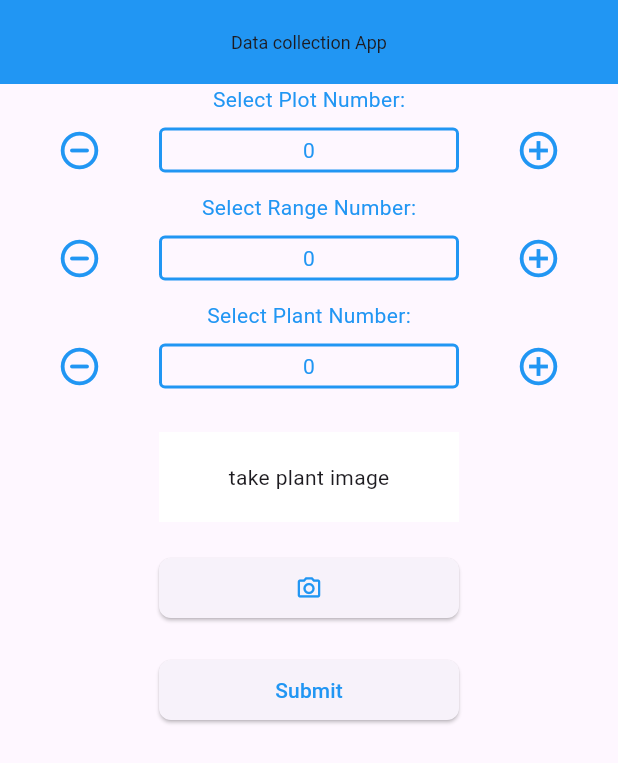
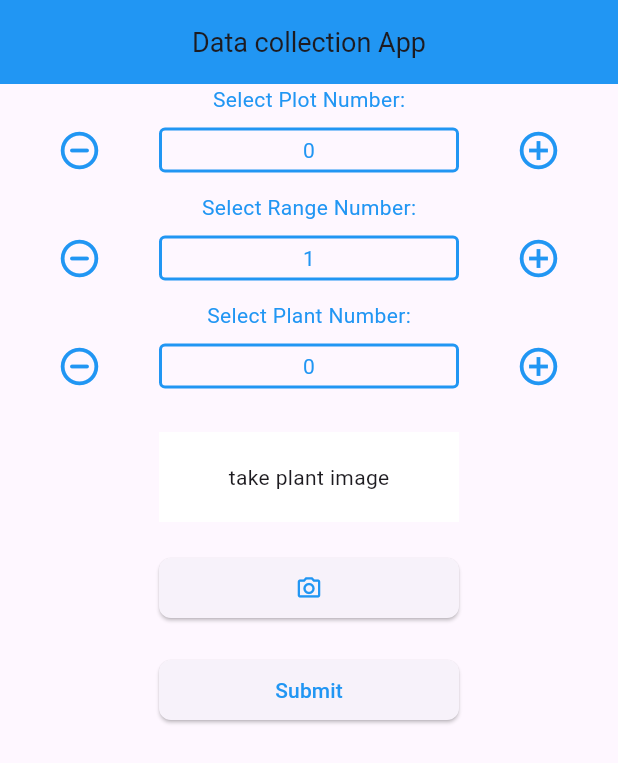
Before and after one commit to MUTEGEKIDAVID/Data-Collect-App, a Flutter app: the screen it shows after launch, after a tap on the "remove circle outline" icon, on a phone screen of 412 x 824 dp. Shown: the top 763 px of the screen. Run offline on Flutter 3.47's test engine with Material 3 defaults, Android fonts, the light colour scheme and no system bars; our stand-ins replace bloc, flutter_bloc, image_picker.

Commit message:
"new commit"

```diff
--- /dev/null
+++ b/data_collect/lib/Logic layer/Functional logic/cubit/plant_no_state.dart
@@ -0,0 +1,8 @@
+part of 'plant_no_cubit.dart';
+
+class PlantNoState {
+
+  int plantNo;
+
+  PlantNoState({required this.plantNo});
+}
--- /dev/null
+++ b/data_collect/lib/Logic layer/Functional logic/cubit/plot_no_cubit_cubit.dart
@@ -0,0 +1,31 @@
+import 'package:bloc/bloc.dart';
+
+
+// import 'package:meta/meta.dart';
+
+
+part 'plot_no_cubit_state.dart';
+
+
+class PlotNoCubitCubit extends Cubit<PlotNoCubitState> {
+
+  PlotNoCubitCubit() : super(PlotNoCubitState(plotNo: 1));
+
+
+  void increment() => emit(PlotNoCubitState(plotNo: state.plotNo + 1));
+
+  void reset() => emit(PlotNoCubitState(plotNo: 1));
+
+  void decrement() {
+
+    final newPlotNo = state.plotNo - 1;
+
+    if (newPlotNo >= 0) {
+
+      emit(PlotNoCubitState(plotNo: newPlotNo));
+
+    }
+
+  }
+
+}
--- /dev/null
+++ b/data_collect/lib/Logic layer/Functional logic/cubit/plot_no_cubit_state.dart
@@ -0,0 +1,11 @@
+part of 'plot_no_cubit_cubit.dart';
+
+
+
+
+ class PlotNoCubitState {
+  final int plotNo;
+
+  PlotNoCubitState( {required this. plotNo});
+
+}
--- /dev/null
+++ b/data_collect/lib/Logic layer/Functional logic/cubit/range_no_state.dart
@@ -0,0 +1,11 @@
+part of 'range_no_cubit.dart';
+
+
+class RangeNoState {
+
+  int rangeNo;
+
+
+  RangeNoState({required this.rangeNo});
+
+}
--- /dev/null
+++ b/data_collect/lib/Logic layer/event_class.dart
@@ -0,0 +1,5 @@
+abstract class CounterEvent {}
+
+class Increment extends CounterEvent {}
+
+class Decrement extends CounterEvent {}
--- a/data_collect/lib/Presentation/Screens/HomeScreen.dart
+++ b/data_collect/lib/Presentation/Screens/HomeScreen.dart
@@ -1,6 +1,10 @@
 import 'dart:io';
 
+import 'package:data_collect/Logic%20layer/Functional%20logic/cubit/plant_no_cubit.dart';
+import 'package:data_collect/Logic%20layer/Functional%20logic/cubit/plot_no_cubit_cubit.dart';
+import 'package:data_collect/Logic%20layer/Functional%20logic/cubit/range_no_cubit.dart';
 import 'package:flutter/material.dart';
+import 'package:flutter_bloc/flutter_bloc.dart';
 import 'package:image_picker/image_picker.dart';
 
 import '../../Logic layer/Functional logic/Operations.dart';
@@ -36,7 +40,7 @@
               child: const Text(
             "Data collection App",
             style: TextStyle(
-              fontSize: 12,
+              fontSize: 18,
             ),
           )),
         ),
@@ -46,14 +50,45 @@
               "Select Plot Number:",
               style: TextStyle(color: Colors.blue),
             ),
-            Row(mainAxisAlignment: MainAxisAlignment.spaceEvenly, children: [
+            MultiBlocListener(
+              listeners: [
+                BlocListener<PlantNoCubit, PlantNoState>(
+                  listener: (context, state) {
+                    if (state.plantNo == 10) {
+                      BlocProvider.of<RangeNoCubit>(context).increment();
+                      BlocProvider.of<PlantNoCubit>(context).reset();
+                    }
+                  },
+                ),
+                BlocListener<RangeNoCubit, RangeNoState>(
+                  listener: (context, state) {
+                    if (state.rangeNo == 11) {
+                      BlocProvider.of<PlotNoCubitCubit>(context).increment();
+                      BlocProvider.of<PlantNoCubit>(context).reset();
+                      BlocProvider.of<RangeNoCubit>(context).reset();
+                    }
+                  },
+                ),
+                BlocListener<PlotNoCubitCubit, PlotNoCubitState>(
+                  listener: (context, state) {
+                    if (state.plotNo == 10) {
+                      BlocProvider.of<PlantNoCubit>(context).reset();
+                      BlocProvider.of<RangeNoCubit>(context).reset();
+                    }
+                  },
+                ),
+              ],
+              child: Row(
+                  mainAxisAlignment: MainAxisAlignment.spaceEvenly,
+                  children: [
                     IconButton(
                         color: Colors.blue,
                         iconSize: 30.0,
                         icon: Icon(Icons.remove_circle_outline_rounded),
                         onPressed: () {
                           setState(() {
-                      obj.decrementPlotNo();
+                            BlocProvider.of<PlotNoCubitCubit>(context)
+                                .decrement();
                           });
                         }),
                     SizedBox(
@@ -67,10 +102,14 @@
                             width: 2, // Border width
                           ), // Set the border radius to 4
                         ),
-                  child: Center(
-                      child: Text(
-                    obj.plotNo.toString(),
+                        child: Center(child:
+                            BlocBuilder<PlotNoCubitCubit, PlotNoCubitState>(
+                          builder: (context, state) {
+                            return Text(
+                              '${state.plotNo}',
                               style: TextStyle(color: Colors.blue),
+                            );
+                          },
                         )),
                       ),
                     ),
@@ -80,10 +119,12 @@
                         icon: Icon(Icons.add_circle_outline_outlined),
                         onPressed: () {
                           setState(() {
-                      obj.incrementPlotNo();
+                            BlocProvider.of<PlotNoCubitCubit>(context)
+                                .increment();
                           });
                         }),
                   ]),
+            ),
             SizedBox(
               height: 4.0,
             ),
@@ -98,7 +139,7 @@
                   icon: Icon(Icons.remove_circle_outline_rounded),
                   onPressed: () {
                     setState(() {
-                      obj.decrementRangeNo();
+                      BlocProvider.of<RangeNoCubit>(context).decrement();
                     });
                   }),
               SizedBox(
@@ -112,9 +153,12 @@
                       width: 2, // Border width
                     ), // Set the border radius to 4
                   ),
-                  child: Center(
-                      child: Text(obj.rangeNo.toString(),
-                          style: TextStyle(color: Colors.blue))),
+                  child: Center(child: BlocBuilder<RangeNoCubit, RangeNoState>(
+                    builder: (context, state) {
+                      return Text('${state.rangeNo}',
+                          style: TextStyle(color: Colors.blue));
+                    },
+                  )),
                 ),
               ),
               IconButton(
@@ -123,7 +167,7 @@
                 icon: Icon(Icons.add_circle_outline_outlined),
                 onPressed: () {
                   setState(() {
-                    obj.incrementRangeNo();
+                    BlocProvider.of<RangeNoCubit>(context).increment();
                   });
                 },
               ),
@@ -142,7 +186,7 @@
                 icon: Icon(Icons.remove_circle_outline_rounded),
                 onPressed: () {
                   setState(() {
-                    obj.decrementPlantNo();
+                    BlocProvider.of<PlantNoCubit>(context).decrement();
                   });
                 },
               ),
@@ -157,10 +201,13 @@
                       width: 2, // Border width
                     ), // Set the border radius to 4
                   ),
-                  child: Center(
-                      child: Text(
-                    obj.plantNo.toString(),
+                  child: Center(child: BlocBuilder<PlantNoCubit, PlantNoState>(
+                    builder: (context, state) {
+                      return Text(
+                        '${state.plantNo}',
                         style: TextStyle(color: Colors.blue),
+                      );
+                    },
                   )),
                 ),
               ),
@@ -170,19 +217,20 @@
                   icon: Icon(Icons.add_circle_outline_outlined),
                   onPressed: () {
                     setState(() {
-                      obj.incrementPlantNo();
+                      BlocProvider.of<PlantNoCubit>(context).increment();
                     });
                   }),
             ]),
             SizedBox(height: 20),
-
-            _imageFile!=null ? Image.file(_imageFile!, width:160, height:160, fit: BoxFit.cover):
-            SizedBox(
-              width:200,
-              height:60,
-              child: ColoredBox(color: Colors.white,
+            _imageFile != null
+                ? Image.file(_imageFile!,
+                    width: 160, height: 160, fit: BoxFit.cover)
+                : SizedBox(
+                    width: 200,
+                    height: 60,
+                    child: ColoredBox(
+                      color: Colors.white,
                       child: Center(child: Text("take plant image")),
-
                     ),
                   ),
             SizedBox(
@@ -217,7 +265,18 @@
                         8.0), // Adjust the radius as needed
                   ),
                 ),
-                onPressed: () {},
+                onPressed: () {
+                  const snackBar = SnackBar(
+                    content: Center(child: Text('Data uploaded successfully')),
+                    backgroundColor: Colors.blueAccent,
+                  );
+                  ScaffoldMessenger.of(context).showSnackBar(snackBar);
+                  int p = obj.plotNo;
+                  int pl = obj.plantNo;
+                  int range = obj.rangeNo;
+                  print(p);
+                  print(pl);
+                },
                 child: Text(
                   "Submit",
                   style: TextStyle(color: Colors.blue),
--- a/data_collect/lib/main.dart
+++ b/data_collect/lib/main.dart
@@ -1,5 +1,10 @@
+import 'package:data_collect/Logic%20layer/Functional%20logic/cubit/plant_no_cubit.dart';
+import 'package:data_collect/Logic%20layer/Functional%20logic/cubit/plot_no_cubit_cubit.dart';
+import 'package:data_collect/Logic%20layer/Functional%20logic/cubit/range_no_cubit.dart';
 import 'package:data_collect/Presentation/Screens/HomeScreen.dart';
 import 'package:flutter/material.dart';
+import 'package:bloc/bloc.dart';
+import 'package:flutter_bloc/flutter_bloc.dart';
 
 void main() {
   runApp(const MyApp());
@@ -11,9 +16,23 @@
   // This widget is the root of your application.
   @override
   Widget build(BuildContext context) {
-    return MaterialApp(
-        debugShowCheckedModeBanner: false,
-        title: 'Data Collection',
-        home:  HomeScreen());
+    return MultiBlocProvider(
+      providers: [
+        BlocProvider(
+          create: (context) => PlotNoCubitCubit(),
+        ),
+        BlocProvider(
+          create: (context) => PlantNoCubit(),
+        ),
+         BlocProvider(
+          create: (context) => RangeNoCubit(),
+        ),
+
+      ],
+      child: MaterialApp(
+          debugShowCheckedModeBanner: false,
+          title: 'Data Collection',
+          home: HomeScreen()),
+    );
   }
 }
--- a/data_collect/pubspec.yaml
+++ b/data_collect/pubspec.yaml
@@ -38,6 +38,8 @@
   cupertino_icons: ^1.0.2
   image_picker: ^1.0.4
   path_provider: ^2.1.1
+  bloc: ^8.1.2
+  flutter_bloc: ^8.1.3
 
 dev_dependencies:
   flutter_test:
```
Also changed, not shown: data_collect/lib/Logic layer/Functional logic/cubit/plant_no_cubit.dart (added, +31 -0 lines), data_collect/lib/Logic layer/Functional logic/cubit/range_no_cubit.dart (added, +24 -0 lines), data_collect/pubspec.lock. Lines whose indentation alone changed are shown as unchanged.
